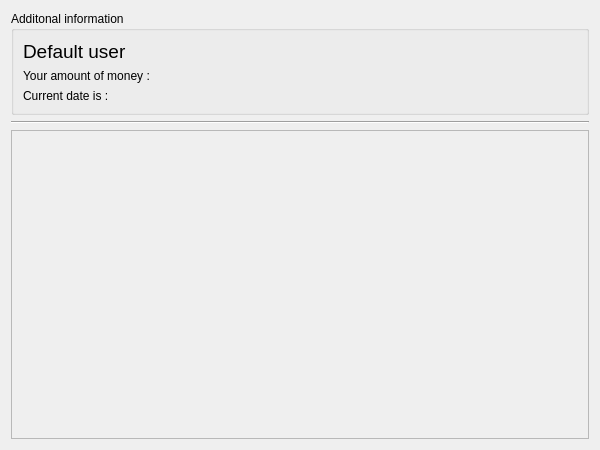
Above: NETB380_ExpenseManager/ep_show_report.ui from satanasov/NETB380 before the change. Below: the same form after it.
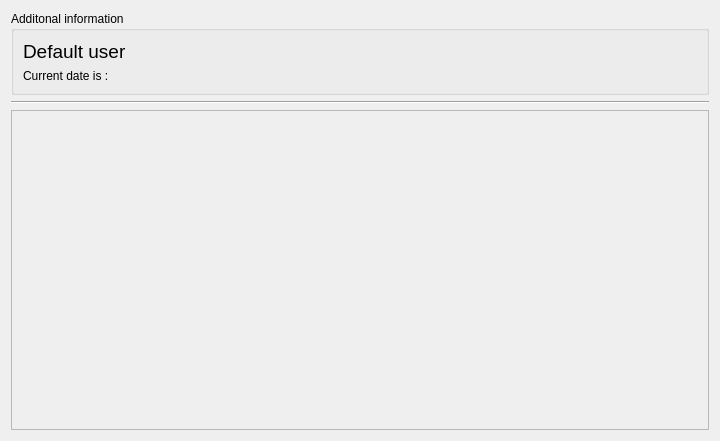
That is the form after the change. Icons and pictures are not drawn.

What changed in the file:
```diff
--- a/NETB380_ExpenseManager/ep_show_report.ui
+++ b/NETB380_ExpenseManager/ep_show_report.ui
@@ -6,8 +6,8 @@
    <rect>
     <x>0</x>
     <y>0</y>
-    <width>600</width>
-    <height>450</height>
+    <width>720</width>
+    <height>441</height>
    </rect>
   </property>
   <property name="sizePolicy">
@@ -51,16 +51,6 @@
         </property>
        </widget>
       </item>
-      <item>
-       <widget class="QLabel" name="labelAmountOfMoney">
-        <property name="frameShape">
-         <enum>QFrame::NoFrame</enum>
-        </property>
-        <property name="text">
-         <string>Your amount of money : </string>
-        </property>
-       </widget>
-      </item>
       <item>
        <widget class="QLabel" name="label_3">
         <property name="frameShape">
@@ -94,8 +84,8 @@
        <rect>
         <x>0</x>
         <y>0</y>
-        <width>580</width>
-        <height>321</height>
+        <width>700</width>
+        <height>331</height>
        </rect>
       </property>
      </widget>
```
